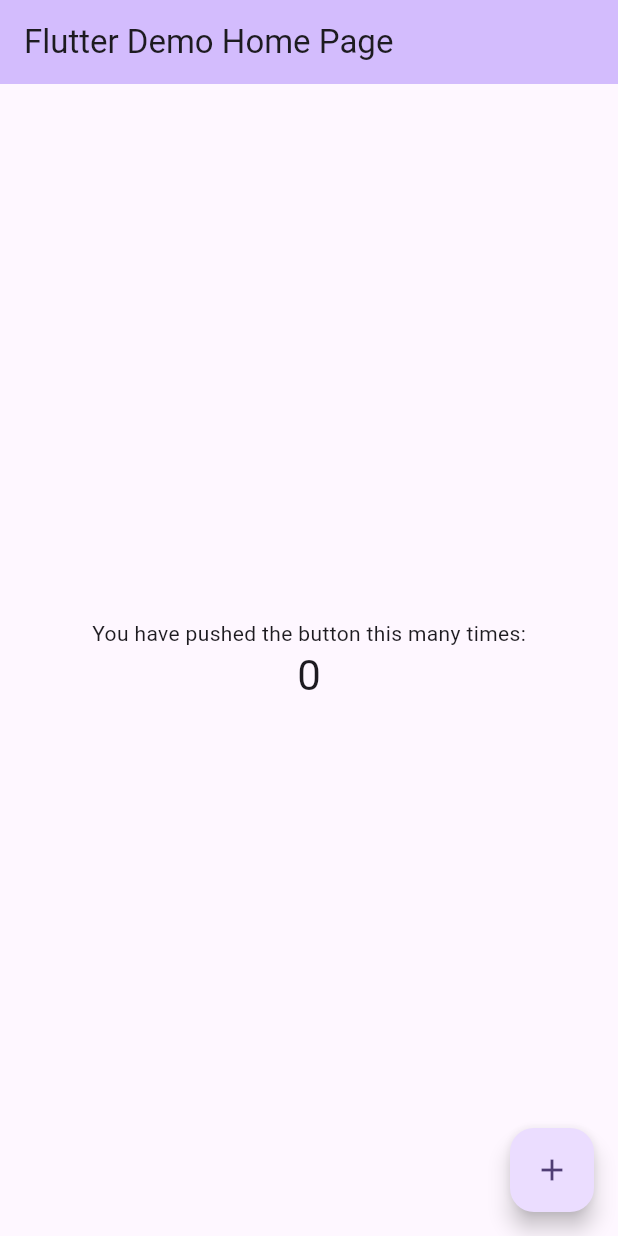
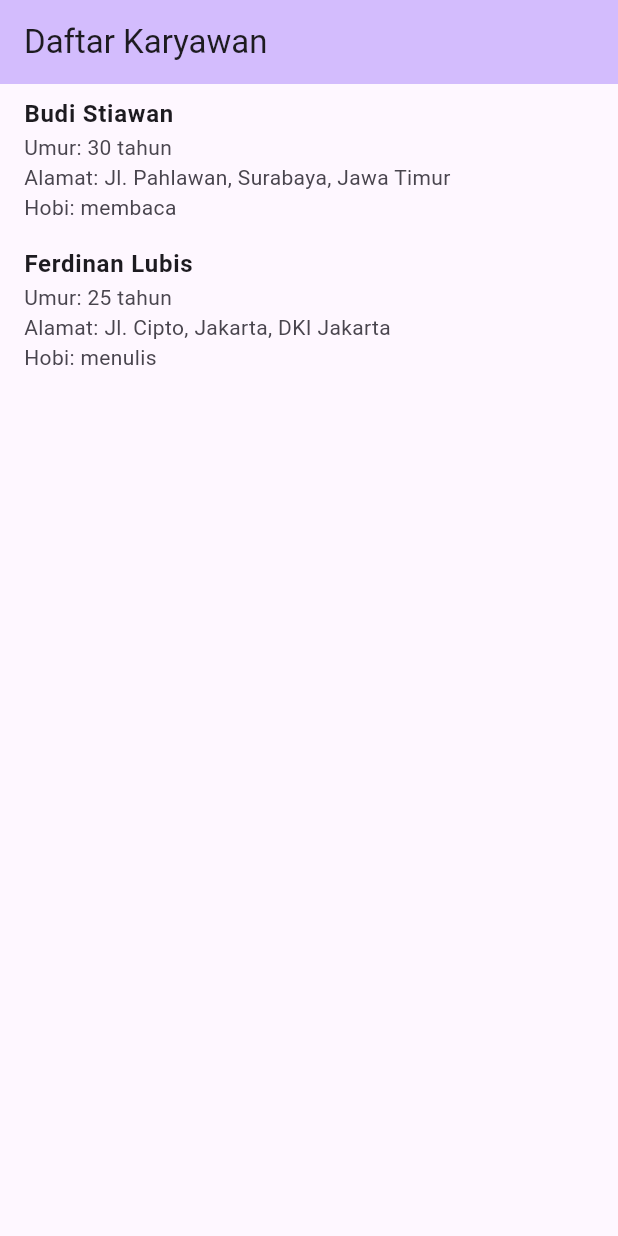
Before and after one commit to Mobile-Programming-MDP/project-latihan-pab2-nurrachmat-nr-1, a Flutter app: the screen it shows after launch, on a phone screen of 412 x 824 dp. Run offline on Flutter 3.47's test engine with Material 3 defaults, Android fonts, the phone set to English and light mode, and no system bars.

Commit message:
Finishing Project Karyawan

```diff
--- /dev/null
+++ b/karyawan/assets/karyawan.json
@@ -0,0 +1,22 @@
+[
+    {
+        "nama" : "Budi Stiawan",
+        "umur" : 30,
+        "alamat" : {
+            "jalan" : "Jl. Pahlawan",
+            "kota" : "Surabaya",
+            "provinsi" : "Jawa Timur"
+        },
+        "hobi" : ["membaca", "bersepeda"]
+    },
+    {
+        "nama" : "Ferdinan Lubis",
+        "umur" : 25,
+        "alamat" : {
+            "jalan" : "Jl. Cipto",
+            "kota" : "Jakarta",
+            "provinsi" : "DKI Jakarta"
+        },
+        "hobi" : ["menulis", "makan"]
+    }
+]
--- a/karyawan/lib/main.dart
+++ b/karyawan/lib/main.dart
@@ -1,4 +1,8 @@
+import 'dart:convert';
+
 import 'package:flutter/material.dart';
+import 'package:flutter/services.dart';
+import 'package:karyawan/models/karyawan.dart';
 
 void main() {
   runApp(const MyApp());
@@ -7,119 +11,70 @@ void main() {
 class MyApp extends StatelessWidget {
   const MyApp({super.key});
 
-  // This widget is the root of your application.
   @override
   Widget build(BuildContext context) {
     return MaterialApp(
-      title: 'Flutter Demo',
+      title: "Daftar Karyawan",
       theme: ThemeData(
-        // This is the theme of your application.
-        //
-        // TRY THIS: Try running your application with "flutter run". You'll see
-        // the application has a purple toolbar. Then, without quitting the app,
-        // try changing the seedColor in the colorScheme below to Colors.green
-        // and then invoke "hot reload" (save your changes or press the "hot
-        // reload" button in a Flutter-supported IDE, or press "r" if you used
-        // the command line to start the app).
-        //
-        // Notice that the counter didn't reset back to zero; the application
-        // state is not lost during the reload. To reset the state, use hot
-        // restart instead.
-        //
-        // This works for code too, not just values: Most code changes can be
-        // tested with just a hot reload.
-        colorScheme: ColorScheme.fromSeed(seedColor: Colors.deepPurple),
+        colorScheme: ColorScheme.fromSeed(
+          seedColor: Colors.deepPurple,
+        ),
         useMaterial3: true,
       ),
-      home: const MyHomePage(title: 'Flutter Demo Home Page'),
+      home: const MyHomePage(),
     );
   }
 }
 
-class MyHomePage extends StatefulWidget {
-  const MyHomePage({super.key, required this.title});
-
-  // This widget is the home page of your application. It is stateful, meaning
-  // that it has a State object (defined below) that contains fields that affect
-  // how it looks.
-
-  // This class is the configuration for the state. It holds the values (in this
-  // case the title) provided by the parent (in this case the App widget) and
-  // used by the build method of the State. Fields in a Widget subclass are
-  // always marked "final".
-
-  final String title;
-
-  @override
-  State<MyHomePage> createState() => _MyHomePageState();
-}
-
-class _MyHomePageState extends State<MyHomePage> {
-  int _counter = 0;
-
-  void _incrementCounter() {
-    setState(() {
-      // This call to setState tells the Flutter framework that something has
-      // changed in this State, which causes it to rerun the build method below
-      // so that the display can reflect the updated values. If we changed
-      // _counter without calling setState(), then the build method would not be
-      // called again, and so nothing would appear to happen.
-      _counter++;
-    });
+class MyHomePage extends StatelessWidget {
+  const MyHomePage({super.key});
+  Future<List<Karyawan>> _readJsonData() async {
+    String response = await rootBundle.loadString("assets/karyawan.json");
+    final List<dynamic> data = json.decode(response);
+    return data.map((json) => Karyawan.fromJson(json)).toList();
   }
 
   @override
   Widget build(BuildContext context) {
-    // This method is rerun every time setState is called, for instance as done
-    // by the _incrementCounter method above.
-    //
-    // The Flutter framework has been optimized to make rerunning build methods
-    // fast, so that you can just rebuild anything that needs updating rather
-    // than having to individually change instances of widgets.
     return Scaffold(
       appBar: AppBar(
-        // TRY THIS: Try changing the color here to a specific color (to
-        // Colors.amber, perhaps?) and trigger a hot reload to see the AppBar
-        // change color while the other colors stay the same.
         backgroundColor: Theme.of(context).colorScheme.inversePrimary,
-        // Here we take the value from the MyHomePage object that was created by
-        // the App.build method, and use it to set our appbar title.
-        title: Text(widget.title),
+        title: const Text("Daftar Karyawan"),
       ),
-      body: Center(
-        // Center is a layout widget. It takes a single child and positions it
-        // in the middle of the parent.
-        child: Column(
-          // Column is also a layout widget. It takes a list of children and
-          // arranges them vertically. By default, it sizes itself to fit its
-          // children horizontally, and tries to be as tall as its parent.
-          //
-          // Column has various properties to control how it sizes itself and
-          // how it positions its children. Here we use mainAxisAlignment to
-          // center the children vertically; the main axis here is the vertical
-          // axis because Columns are vertical (the cross axis would be
-          // horizontal).
-          //
-          // TRY THIS: Invoke "debug painting" (choose the "Toggle Debug Paint"
-          // action in the IDE, or press "p" in the console), to see the
-          // wireframe for each widget.
-          mainAxisAlignment: MainAxisAlignment.center,
-          children: <Widget>[
-            const Text(
-              'You have pushed the button this many times:',
-            ),
-            Text(
-              '$_counter',
-              style: Theme.of(context).textTheme.headlineMedium,
-            ),
-          ],
-        ),
+      body: FutureBuilder<List<Karyawan>>(
+        future: _readJsonData(),
+        builder: (context, snapshot) {
+          if (snapshot.hasData) {
+            return ListView.builder(
+              itemCount: snapshot.data!.length,
+              itemBuilder: (context, index) {
+                return ListTile(
+                  title: Text(
+                    snapshot.data![index].nama,
+                    style: const TextStyle(fontWeight: FontWeight.bold),
+                  ),
+                  subtitle: Column(
+                    crossAxisAlignment: CrossAxisAlignment.start,
+                    children: [
+                      Text("Umur: ${snapshot.data![index].umur} tahun"),
+                      Text("Alamat: ${snapshot.data![index].alamat.jalan}, "
+                          "${snapshot.data![index].alamat.kota}, "
+                          "${snapshot.data![index].alamat.provinsi}"),
+                      //Tampilkan HOBBY
+                      Text("Hobi: ${snapshot.data![index].hobi[0]}"),
+                    ],
+                  ),
+                );
+              },
+            );
+          } else if (snapshot.hasError) {
+            return Center(
+              child: Text('${snapshot.error}'),
+            );
+          }
+          return const Center(child: CircularProgressIndicator());
+        },
       ),
-      floatingActionButton: FloatingActionButton(
-        onPressed: _incrementCounter,
-        tooltip: 'Increment',
-        child: const Icon(Icons.add),
-      ), // This trailing comma makes auto-formatting nicer for build methods.
     );
   }
 }
--- /dev/null
+++ b/karyawan/lib/models/karyawan.dart
@@ -0,0 +1,42 @@
+class Karyawan {
+  final String nama;
+  final int umur;
+  final Alamat alamat;
+  final List<String> hobi;
+
+  Karyawan({
+    required this.nama,
+    required this.umur,
+    required this.alamat,
+    required this.hobi,
+  });
+
+  factory Karyawan.fromJson(Map<String, dynamic> json) {
+    return Karyawan(
+      nama: json['nama'],
+      umur: json['umur'],
+      alamat: Alamat.fromJson(json['alamat']),
+      hobi: List<String>.from(json['hobi']),
+    );
+  }
+}
+
+class Alamat {
+  final String jalan;
+  final String kota;
+  final String provinsi;
+
+  Alamat({
+    required this.jalan,
+    required this.kota,
+    required this.provinsi,
+  });
+
+  factory Alamat.fromJson(Map<String, dynamic> json) {
+    return Alamat(
+      jalan: json['jalan'],
+      kota: json['kota'],
+      provinsi: json['provinsi'],
+    );
+  }
+}
--- a/karyawan/pubspec.yaml
+++ b/karyawan/pubspec.yaml
@@ -59,7 +59,8 @@ flutter:
   uses-material-design: true
 
   # To add assets to your application, add an assets section, like this:
-  # assets:
+  assets:
+    - assets/karyawan.json
   #   - images/a_dot_burr.jpeg
   #   - images/a_dot_ham.jpeg
 
```
